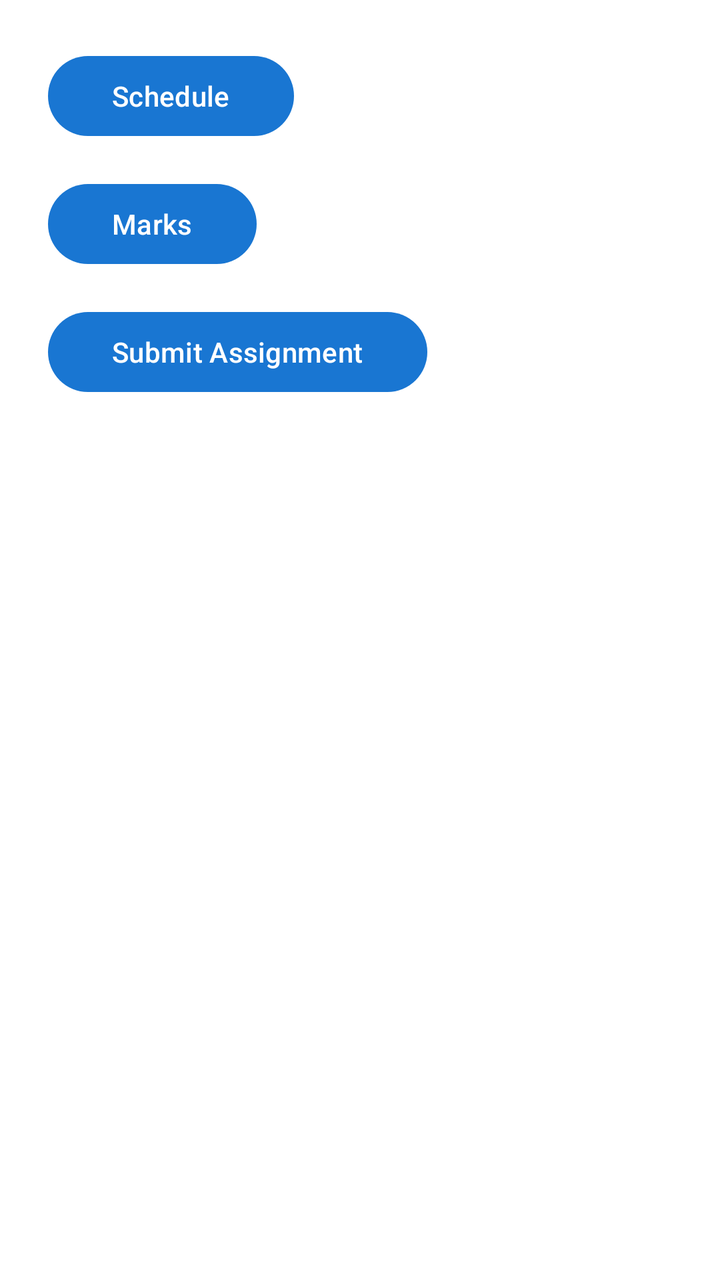
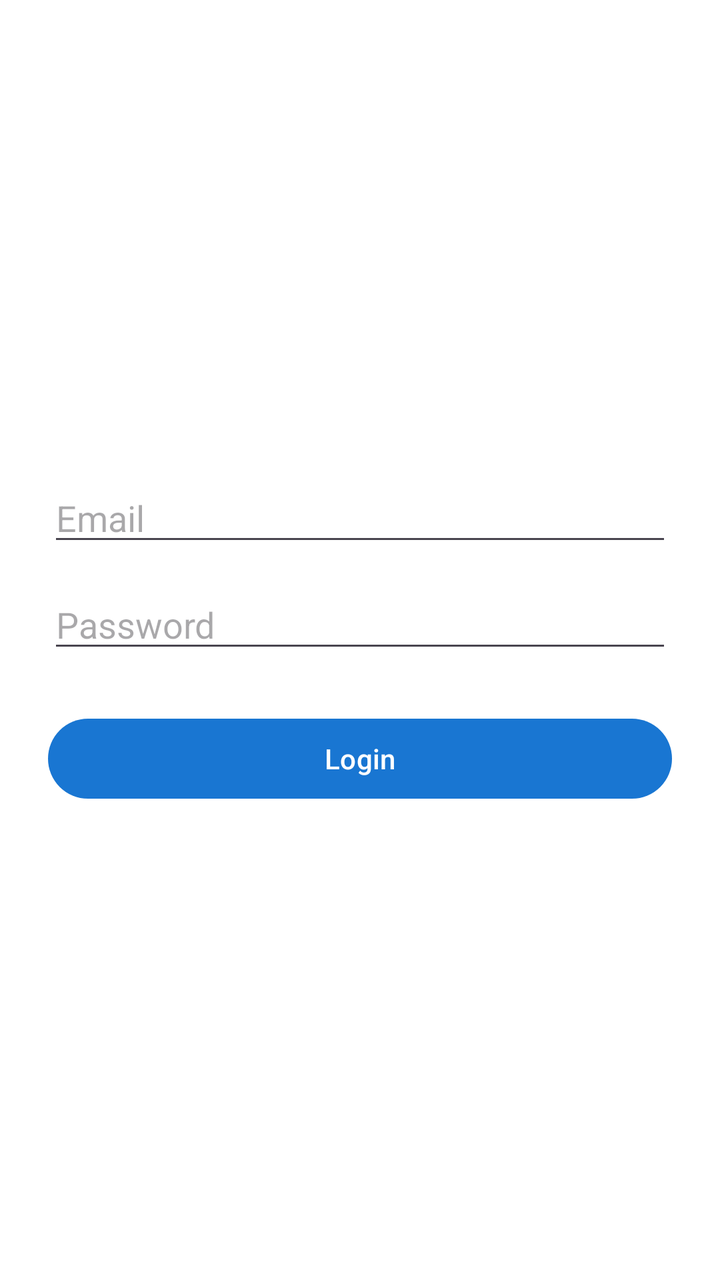

An Android layout rendered at two revisions. The XML below is the earlier revision; the diff shows what the commit changed to produce the second picture.
<!-- AndroidManifest.xml: application theme Theme.SchoolApp -->
<!-- res/layout/activity_main.xml -->
<?xml version="1.0" encoding="utf-8"?>
<LinearLayout xmlns:android="http://schemas.android.com/apk/res/android"
    xmlns:app="http://schemas.android.com/apk/res-auto"
    android:layout_width="match_parent"
    android:layout_height="match_parent"
    android:layout_gravity="center"
    android:orientation="vertical"
    android:padding="24dp">

    <Button
        android:id="@+id/btnSchedule"
        android:layout_width="wrap_content"
        android:layout_height="wrap_content"
        android:paddingStart="32dp"
        android:paddingEnd="32dp"
        android:text="@string/schedule" />

    <Button
        android:id="@id/btnMarks"
        android:layout_width="wrap_content"
        android:layout_height="wrap_content"
        android:layout_marginTop="16dp"
        android:paddingStart="32dp"
        android:paddingEnd="32dp"
        android:text="@string/marks" />

    <Button
        android:id="@+id/btnSubmit"
        android:layout_width="wrap_content"
        android:layout_height="wrap_content"
        android:layout_marginTop="16dp"
        android:paddingStart="32dp"
        android:paddingEnd="32dp"
        android:text="@string/submit_assignment" />


</LinearLayout>
<!-- resources referenced by this layout -->
<resources>
  <string name="marks">Marks</string>
  <string name="schedule">Schedule</string>
  <string name="submit_assignment">Submit Assignment</string>
  <style name="Theme.SchoolApp" parent="Base.Theme.SchoolApp" />
  <style name="Base.Theme.SchoolApp" parent="Theme.Material3.DayNight.NoActionBar">
          
          <item name="colorPrimary">@color/colorPrimary</item>
          --&gt;
          <item name="colorPrimaryContainer">@color/colorPrimaryDark</item>
          <item name="colorSecondary">@color/colorSecondary</item>
  
          <item name="android:windowBackground">@color/backgroundLight</item>
      </style>
  <color name="colorPrimary">#1976D2</color>
  <color name="colorPrimaryDark">#004BA0</color>
  <color name="colorSecondary">#FF9800</color>
  <color name="backgroundLight">#FFFFFF</color>
</resources>

<!-- the commit's change to res/layout/activity_main.xml (unified diff, before → after) -->
@@ -1,37 +1,29 @@
-<?xml version="1.0" encoding="utf-8"?>
 <LinearLayout xmlns:android="http://schemas.android.com/apk/res/android"
-    xmlns:app="http://schemas.android.com/apk/res-auto"
     android:layout_width="match_parent"
     android:layout_height="match_parent"
-    android:layout_gravity="center"
+    android:gravity="center"
     android:orientation="vertical"
     android:padding="24dp">
 
-    <Button
-        android:id="@+id/btnSchedule"
-        android:layout_width="wrap_content"
+    <EditText
+        android:id="@+id/etEmail"
+        android:layout_width="match_parent"
         android:layout_height="wrap_content"
-        android:paddingStart="32dp"
-        android:paddingEnd="32dp"
-        android:text="@string/schedule" />
+        android:hint="Email" />
+
+    <EditText
+        android:id="@+id/etPassword"
+        android:layout_width="match_parent"
+        android:layout_height="wrap_content"
+        android:layout_marginTop="12dp"
+        android:hint="Password"
+        android:inputType="textPassword" />
 
     <Button
-        android:id="@id/btnMarks"
-        android:layout_width="wrap_content"
+        android:id="@+id/btnLogin"
+        android:layout_width="match_parent"
         android:layout_height="wrap_content"
-        android:layout_marginTop="16dp"
-        android:paddingStart="32dp"
-        android:paddingEnd="32dp"
-        android:text="@string/marks" />
-
-    <Button
-        android:id="@+id/btnSubmit"
-        android:layout_width="wrap_content"
-        android:layout_height="wrap_content"
-        android:layout_marginTop="16dp"
-        android:paddingStart="32dp"
-        android:paddingEnd="32dp"
-        android:text="@string/submit_assignment" />
-
+        android:layout_marginTop="24dp"
+        android:text="Login" />
 
 </LinearLayout>
<!-- resource entries referenced after the edit -->
@@ -1,8 +1,5 @@
 <!-- resources referenced by this layout -->
 <resources>
-  <string name="marks">Marks</string>
-  <string name="schedule">Schedule</string>
-  <string name="submit_assignment">Submit Assignment</string>
   <style name="Theme.SchoolApp" parent="Base.Theme.SchoolApp" />
   <style name="Base.Theme.SchoolApp" parent="Theme.Material3.DayNight.NoActionBar">
           
